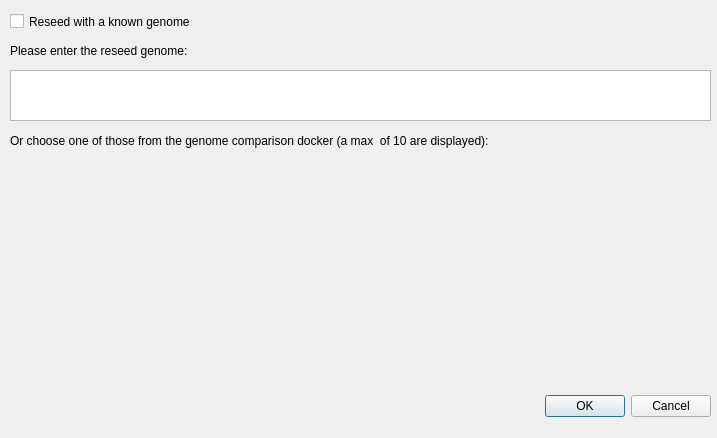
First picture: the form in reseed.ui, repository marksutton/EvoSim, before the edit.
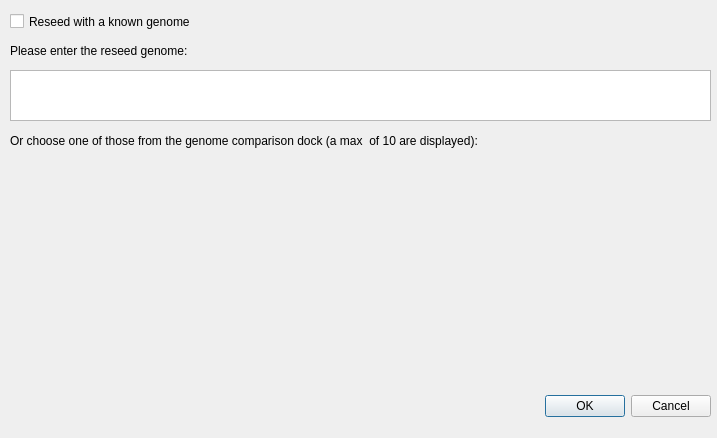
Second picture: the form after the edit.

```diff
--- a/reseed.ui
+++ b/reseed.ui
@@ -75,7 +75,7 @@
     </rect>
    </property>
    <property name="text">
-    <string>Or choose one of those from the genome comparison docker (a max  of 10 are displayed):</string>
+    <string>Or choose one of those from the genome comparison dock (a max  of 10 are displayed):</string>
    </property>
   </widget>
   <widget class="QWidget" name="verticalLayoutWidget">
```
